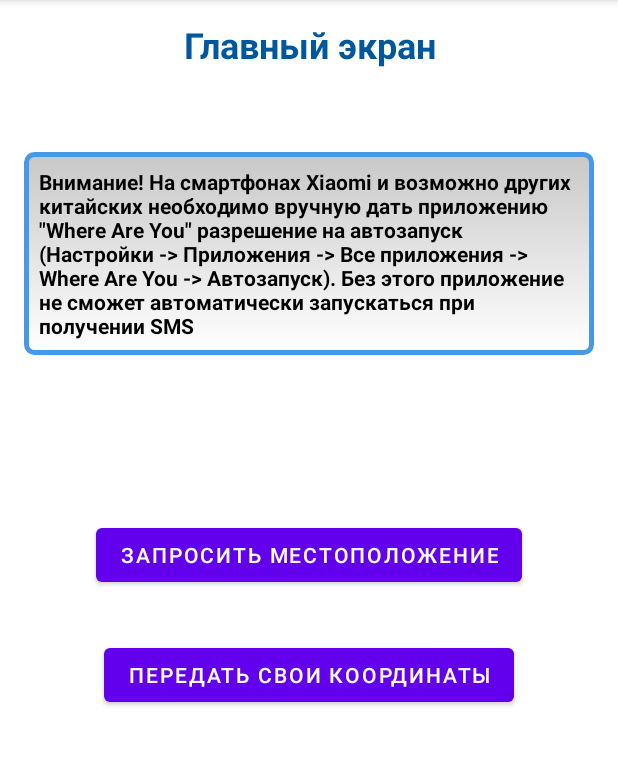
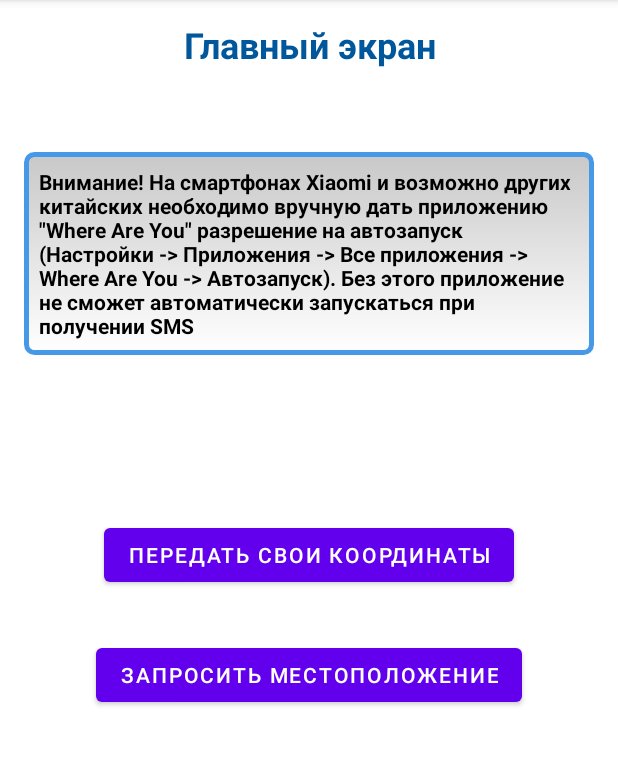
Before and after one commit to Zimo1/WhereAreYou, an Android app: the screen it shows after launch (MainActivity), on a phone screen of 412 x 824 dp, the part 84-850 px from its top. Run offline under Robolectric (Android 15) with nearby library versions, the phone set to English and light mode, and no system bars; libraries missing offline, so code that uses them is left out: com.androidisland.vita; 1 statement that could not run was skipped.

```diff
--- a/app/src/main/java/ru/yodata/whereareyou/view/MainFragment.kt
+++ b/app/src/main/java/ru/yodata/whereareyou/view/MainFragment.kt
@@ -30,7 +30,6 @@ val askPermissions = arrayOf<String>(
         Manifest.permission.SEND_SMS,
         Manifest.permission.READ_CONTACTS,
         Manifest.permission.READ_PHONE_STATE // для данных о SIM-картах
-        //Manifest.permission.SYSTEM_ALERT_WINDOW // чтобы можно было запускать Activity из фона
 
 )
 
--- a/app/src/main/res/layout/fragment_main.xml
+++ b/app/src/main/res/layout/fragment_main.xml
@@ -24,24 +24,25 @@
         android:id="@+id/toSendLocationBtn"
         android:layout_width="wrap_content"
         android:layout_height="wrap_content"
-        android:layout_marginTop="32dp"
         android:text="Передать свои координаты"
-        app:layout_constraintBottom_toBottomOf="parent"
+        app:layout_constraintBottom_toTopOf="@+id/toRequestLocationBtn"
         app:layout_constraintEnd_toEndOf="parent"
         app:layout_constraintHorizontal_bias="0.5"
         app:layout_constraintStart_toStartOf="parent"
-        app:layout_constraintTop_toBottomOf="@+id/toRequestLocationBtn" />
+        app:layout_constraintTop_toBottomOf="@+id/textView"
+        app:layout_constraintVertical_chainStyle="packed" />
 
     <Button
         android:id="@+id/toRequestLocationBtn"
         android:layout_width="wrap_content"
         android:layout_height="wrap_content"
+        android:layout_marginTop="32dp"
         android:text="Запросить местоположение"
-        app:layout_constraintBottom_toTopOf="@+id/toSendLocationBtn"
+        app:layout_constraintBottom_toBottomOf="parent"
         app:layout_constraintEnd_toEndOf="parent"
         app:layout_constraintHorizontal_bias="0.5"
         app:layout_constraintStart_toStartOf="parent"
-        app:layout_constraintTop_toBottomOf="@+id/textView"
+        app:layout_constraintTop_toBottomOf="@+id/toSendLocationBtn"
         app:layout_constraintVertical_chainStyle="packed" />
 
     <TextView
--- a/app/src/main/res/layout/fragment_receiver.xml
+++ b/app/src/main/res/layout/fragment_receiver.xml
@@ -64,6 +64,7 @@
         android:layout_width="wrap_content"
         android:layout_height="wrap_content"
         android:layout_marginTop="6dp"
+        android:enabled="false"
         android:text="@string/sendAnswerBtn_label"
         app:backgroundTint="@android:color/holo_green_dark"
         app:layout_constraintEnd_toStartOf="@+id/cancelAnswerBtn"
```
Also changed, not shown: app/src/main/java/ru/yodata/whereareyou/App.kt (+5 -8 lines), app/src/main/java/ru/yodata/whereareyou/LocationListenable.kt (deleted, +0 -16 lines), app/src/main/java/ru/yodata/whereareyou/MyLocationListener.kt (deleted, +0 -27 lines), app/src/main/java/ru/yodata/whereareyou/view/LocationRequestFragment.kt (+8 -0 lines).
